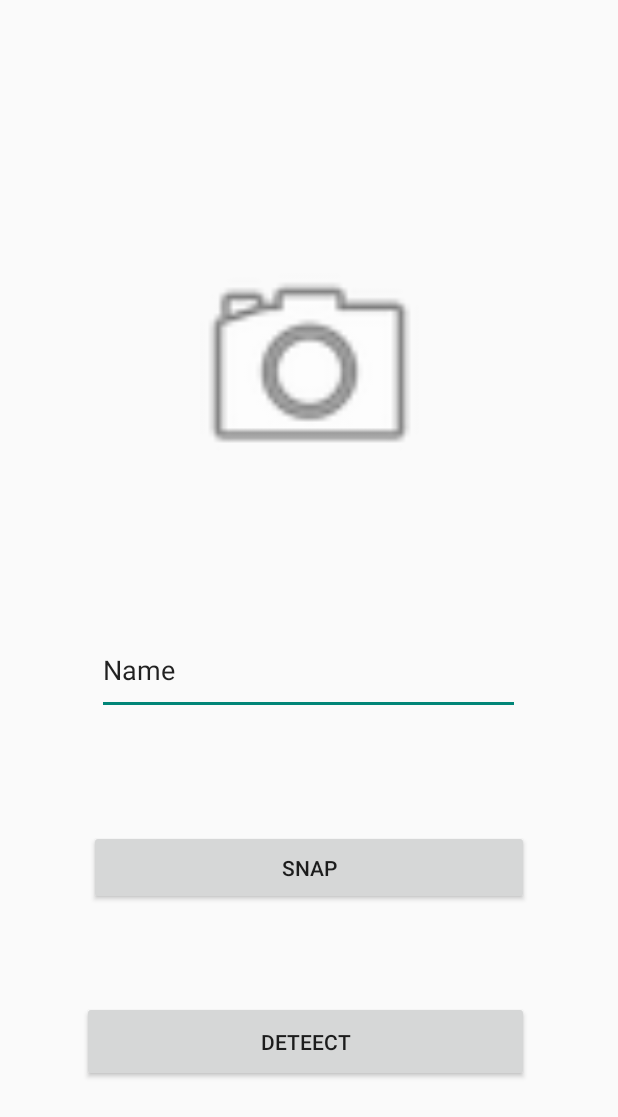
After one commit to mariam-ux/SpotNView, an Android app: the ScanActivity screen opened directly, with no data from a screen before it, on a phone screen of 412 x 824 dp. The commit adds this screen. Shown: the top 1117 px of the screen. Run offline under Robolectric (Android 15) with nearby library versions, the phone set to English and light mode, and no system bars; libraries missing offline, so code that uses them is left out: com.google.mlkit.vision.

Commit message:
25/4 tuesday

```diff
--- /dev/null
+++ b/app/src/main/java/com/example/spotnview/CaptureAct.java
@@ -0,0 +1,4 @@
+package com.example.spotnview;
+import com.journeyapps.barcodescanner.CaptureActivity;
+public class CaptureAct {
+}
--- a/app/src/main/java/com/example/spotnview/MainActivity.java
+++ b/app/src/main/java/com/example/spotnview/MainActivity.java
@@ -6,7 +6,10 @@ import androidx.annotation.NonNull;
 import androidx.annotation.Nullable;
 import androidx.appcompat.widget.PopupMenu;
 
-
+import android.content.Intent;
+import android.os.Bundle;
+import android.view.View;
+import android.widget.Button;
 import android.content.Intent;
 
 import android.content.pm.PackageInfo;
--- /dev/null
+++ b/app/src/main/java/com/example/spotnview/ScanActivity.java
@@ -0,0 +1,154 @@
+package com.example.spotnview;
+
+import androidx.appcompat.app.AppCompatActivity;
+import static android.Manifest.permission.CAMERA;
+
+import androidx.annotation.NonNull;
+import androidx.annotation.Nullable;
+import androidx.appcompat.app.AppCompatActivity;
+import androidx.core.app.ActivityCompat;
+import androidx.core.content.ContextCompat;
+
+import android.content.Intent;
+import android.content.pm.PackageManager;
+import android.graphics.Bitmap;
+import android.graphics.Point;
+import android.graphics.Rect;
+import android.os.Bundle;
+import android.provider.MediaStore;
+import android.view.View;
+import android.widget.Button;
+import android.widget.ImageView;
+import android.widget.TextView;
+import android.widget.Toast;
+
+import com.google.android.gms.tasks.OnFailureListener;
+import com.google.android.gms.tasks.OnSuccessListener;
+import com.google.android.gms.tasks.Task;
+import com.google.mlkit.vision.common.InputImage;
+
+import com.google.firebase.ml.vision.FirebaseVision;
+import com.google.firebase.ml.vision.common.FirebaseVisionImage;
+import com.google.firebase.ml.vision.text.FirebaseVisionTextRecognizer;
+import com.google.mlkit.vision.text.Text;
+import com.google.mlkit.vision.text.TextRecognition;
+import com.google.mlkit.vision.text.TextRecognizer;
+import com.google.mlkit.vision.text.latin.TextRecognizerOptions;
+import android.os.Bundle;
+
+public class ScanActivity extends AppCompatActivity {
+    private ImageView img;
+    private TextView resulttv;
+    private Button Snapbtn;
+    private Button Detectbtn;
+    private Bitmap imageBitMap;
+    static final int request_Image_Capture=1;
+    @Override
+    protected void onCreate(Bundle savedInstanceState) {
+        super.onCreate(savedInstanceState);
+        setContentView(R.layout.activity_scan);
+        img=findViewById(R.id.Imagecontainer);
+        resulttv=findViewById(R.id.textdetedcted);
+        Snapbtn=findViewById(R.id.Snapbtn);
+        Detectbtn=findViewById(R.id.dbtn);
+
+        Detectbtn.setOnClickListener(new View.OnClickListener() {
+            @Override
+            public void onClick(View view) {
+                detectText();
+            }
+        });
+
+        Snapbtn.setOnClickListener(new View.OnClickListener() {
+            @Override
+            public void onClick(View view) {
+                if(checkPermission()){
+                    captureImage();
+                }else{
+                    requestPermission();
+                }
+
+            }
+        });
+
+
+
+    }
+
+    private  boolean checkPermission(){
+        int cameraPermission= ContextCompat.checkSelfPermission(getApplicationContext(),CAMERA);
+        return cameraPermission == PackageManager.PERMISSION_GRANTED;
+
+    }
+    private void requestPermission(){
+        int permission_Code=200;
+        ActivityCompat.requestPermissions(this,new String[]{CAMERA},permission_Code);
+    }
+
+    private void captureImage(){
+        Intent takePicture=new Intent(MediaStore.ACTION_IMAGE_CAPTURE);
+        if(takePicture.resolveActivity(getPackageManager())!=null){
+            startActivityForResult(takePicture,request_Image_Capture);
+        }
+    }
+    @Override
+    public void onRequestPermissionsResult(int requestCode, String[] permissions,  int[] grantResults) {
+        super.onRequestPermissionsResult(requestCode, permissions, grantResults);
+        if(grantResults.length>0){
+            boolean cameraPermission=grantResults[0]==PackageManager.PERMISSION_GRANTED;
+            if(cameraPermission){
+                Toast.makeText(this,"permission Granted..",Toast.LENGTH_SHORT).show();
+                captureImage();
+            }
+            else{
+                Toast.makeText(this,"Permission Denied..",Toast.LENGTH_SHORT).show();
+
+            }
+        }
+    }
+
+    @Override
+    protected void onActivityResult(int requestCode, int resultCode, @Nullable Intent data) {
+        super.onActivityResult(requestCode, resultCode, data);
+        if(requestCode==request_Image_Capture && resultCode==RESULT_OK);
+        Bundle extras=data.getExtras();
+        imageBitMap=(Bitmap)extras.get("data");
+        img.setImageBitmap(imageBitMap);
+
+    }
+
+    private void detectText(){
+        InputImage image1=InputImage.fromBitmap(imageBitMap,0);
+        TextRecognizer recognizer= TextRecognition.getClient(TextRecognizerOptions.DEFAULT_OPTIONS);
+        Task<Text> result=recognizer.process(image1).addOnSuccessListener(new OnSuccessListener<Text>() {
+            @Override
+            public void onSuccess(@NonNull Text text) {
+                StringBuilder result = new StringBuilder();
+                for(Text.TextBlock block: text.getTextBlocks()){
+                    String blockText=block.getText();
+                    Point[] blockCornerPoint=block.getCornerPoints();
+                    Rect blockFrame=block.getBoundingBox();
+                    for(Text.Line line: block.getLines()){
+                        String lineText=line.getText();
+                        Point[] lineCornerPoint=line.getCornerPoints();
+                        Rect lineRect=line.getBoundingBox();
+                        for(Text.Element element:line.getElements() ){
+                            String elementText=element.getText();
+                            result.append(elementText);
+
+                        }
+                        resulttv.setText(blockText);
+
+                    }
+
+                }
+
+            }
+        }).addOnFailureListener(new OnFailureListener() {
+            @Override
+            public void onFailure(@NonNull Exception e) {
+                Toast.makeText(ScanActivity.this, "Fail To Detect Text From Image"+e.getMessage(), Toast.LENGTH_SHORT).show();
+            }
+        });
+    }
+    }
--- /dev/null
+++ b/app/src/main/res/layout/activity_scan.xml
@@ -0,0 +1,58 @@
+<?xml version="1.0" encoding="utf-8"?>
+<androidx.constraintlayout.widget.ConstraintLayout xmlns:android="http://schemas.android.com/apk/res/android"
+    xmlns:app="http://schemas.android.com/apk/res-auto"
+    xmlns:tools="http://schemas.android.com/tools"
+    android:layout_width="match_parent"
+    android:layout_height="match_parent"
+    tools:context=".ScanActivity">
+    <ImageView
+        android:id="@+id/Imagecontainer"
+        android:layout_width="191dp"
+        android:layout_height="167dp"
+        app:layout_constraintBottom_toBottomOf="parent"
+        app:layout_constraintEnd_toEndOf="parent"
+        app:layout_constraintStart_toStartOf="parent"
+        app:layout_constraintTop_toTopOf="parent"
+        app:layout_constraintVertical_bias="0.246"
+        app:srcCompat="@android:drawable/ic_menu_camera" />
+
+    <Button
+        android:id="@+id/Snapbtn"
+        android:layout_width="293dp"
+        android:layout_height="50dp"
+        android:layout_marginTop="56dp"
+        android:layout_marginBottom="200dp"
+        android:text="SNAP"
+        app:layout_constraintBottom_toBottomOf="parent"
+        app:layout_constraintEnd_toEndOf="parent"
+        app:layout_constraintStart_toStartOf="parent"
+        app:layout_constraintTop_toBottomOf="@+id/textdetedcted"
+        app:layout_constraintVertical_bias="0.0" />
+
+    <Button
+        android:id="@+id/dbtn"
+        android:layout_width="298dp"
+        android:layout_height="54dp"
+        android:layout_marginTop="64dp"
+        android:text="DETEECT"
+        app:layout_constraintEnd_toEndOf="parent"
+        app:layout_constraintHorizontal_bias="0.477"
+        app:layout_constraintStart_toStartOf="parent"
+        app:layout_constraintTop_toBottomOf="@+id/Snapbtn" />
+
+    <EditText
+        android:id="@+id/textdetedcted"
+        android:layout_width="282dp"
+        android:layout_height="59dp"
+        android:layout_marginTop="68dp"
+        android:ems="10"
+        android:inputType="textPersonName"
+        android:text="Name"
+        app:layout_constraintBottom_toTopOf="@+id/Snapbtn"
+        app:layout_constraintEnd_toEndOf="parent"
+        app:layout_constraintHorizontal_bias="0.497"
+        app:layout_constraintStart_toStartOf="parent"
+        app:layout_constraintTop_toBottomOf="@+id/Imagecontainer"
+        app:layout_constraintVertical_bias="0.0" />
+
+</androidx.constraintlayout.widget.ConstraintLayout>
```
Also changed, not shown: app/build.gradle (+11 -0 lines), app/src/main/AndroidManifest.xml (+15 -2 lines), app/src/main/java/com/example/spotnview/HomeActivity.java (+24 -2 lines), app/src/main/java/com/example/spotnview/QRScanActivity.java (added, +58 -0 lines), app/src/main/res/layout/activity_home.xml (+25 -0 lines), app/src/main/res/layout/activity_qrscan.xml (added, +19 -0 lines).
